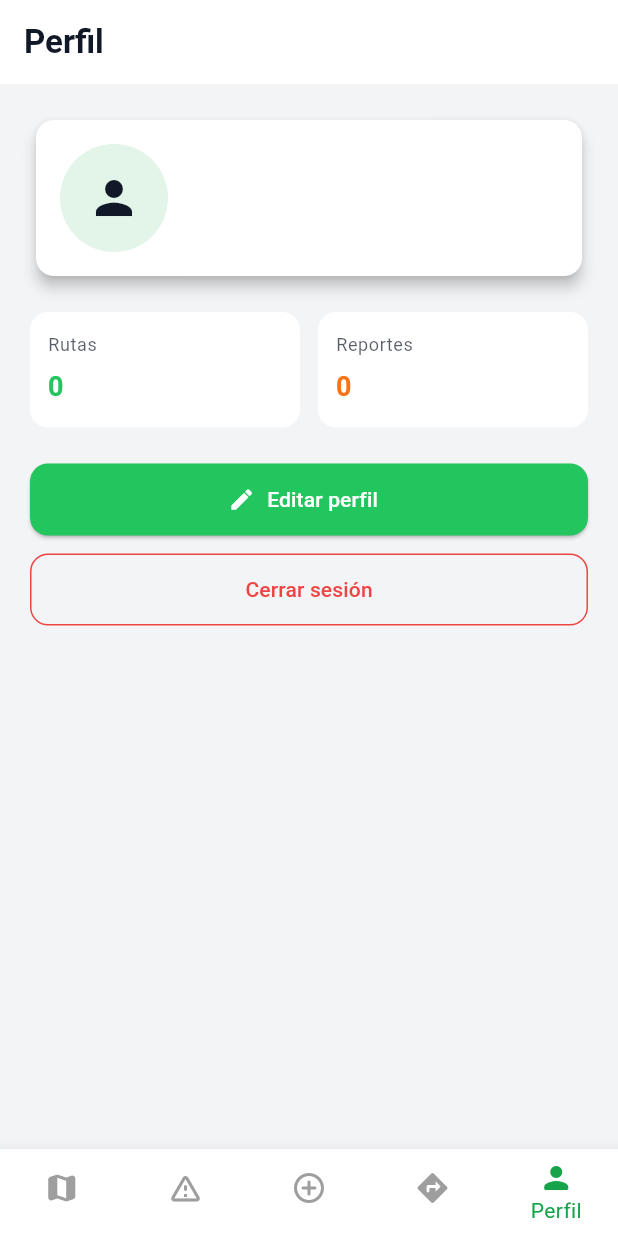
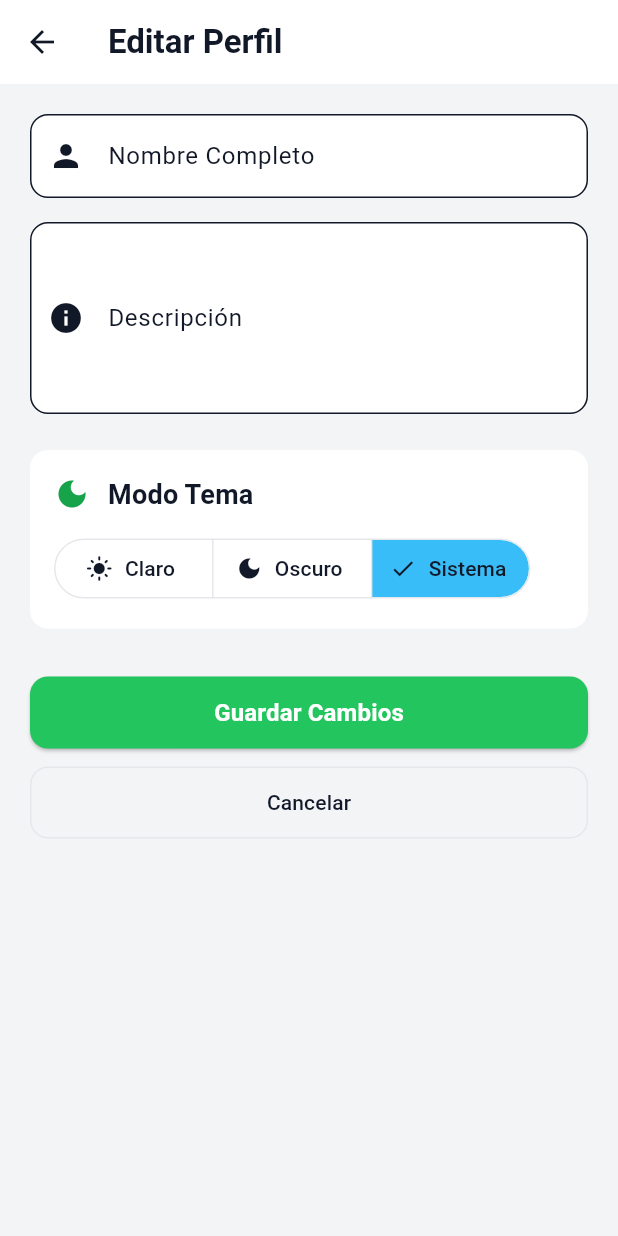
Before and after one commit to MelaSqui/RuteandoBolivia, a Flutter app: the screen it shows once a user with an empty profile is signed in, item 5 of the bottom bar chosen, after a tap on "Editar perfil", on a phone screen of 412 x 824 dp. Run offline on Flutter 3.47's test engine with Material 3 defaults, Android fonts, the phone set to English and light mode, and no system bars; our stand-ins replace flutter_map, geolocator, google_generative_ai, latlong2, supabase_flutter; accounts and stored records are empty.

Commit message:
feat(app):create profile-screen

```diff
--- /dev/null
+++ b/lib/features/profile/presentation/screens/edit_profile_screen.dart
@@ -0,0 +1,236 @@
+import 'package:flutter/material.dart';
+import 'package:supabase_flutter/supabase_flutter.dart';
+import '../../../../theme/app_theme.dart';
+import '../../../../services/theme_service.dart';
+
+class EditProfileScreen extends StatefulWidget {
+  final Map<String, dynamic>? profile;
+
+  const EditProfileScreen({super.key, this.profile});
+
+  @override
+  State<EditProfileScreen> createState() => _EditProfileScreenState();
+}
+
+class _EditProfileScreenState extends State<EditProfileScreen> {
+  late TextEditingController _fullNameController;
+  late TextEditingController _bioController;
+  bool _saving = false;
+
+  @override
+  void initState() {
+    super.initState();
+    _fullNameController = TextEditingController(
+      text: widget.profile?['full_name'] as String? ?? '',
+    );
+    _bioController = TextEditingController(
+      text: widget.profile?['bio'] as String? ?? '',
+    );
+  }
+
+  @override
+  void dispose() {
+    _fullNameController.dispose();
+    _bioController.dispose();
+    super.dispose();
+  }
+
+  Future<void> _saveProfile() async {
+    setState(() => _saving = true);
+    final user = Supabase.instance.client.auth.currentUser;
+    if (user == null) {
+      setState(() => _saving = false);
+      if (mounted) {
+        ScaffoldMessenger.of(context).showSnackBar(
+          const SnackBar(content: Text('Error: Usuario no autenticado')),
+        );
+      }
+      return;
+    }
+
+    try {
+      await Supabase.instance.client
+          .from('profiles')
+          .update({
+            'full_name': _fullNameController.text,
+            'bio': _bioController.text,
+          })
+          .eq('id', user.id);
+
+      if (mounted) {
+        ScaffoldMessenger.of(context).showSnackBar(
+          const SnackBar(
+            content: Text('Perfil actualizado exitosamente'),
+            backgroundColor: AppTheme.positive,
+          ),
+        );
+        Navigator.of(context).pop(true); // Return true to indicate changes
+      }
+    } catch (e) {
+      debugPrint('Error saving profile: $e');
+      if (mounted) {
+        ScaffoldMessenger.of(
+          context,
+        ).showSnackBar(SnackBar(content: Text('Error al guardar: $e')));
+      }
+    }
+
+    if (mounted) setState(() => _saving = false);
+  }
+
+  @override
+  Widget build(BuildContext context) {
+    final theme = Theme.of(context);
+
+    return Scaffold(
+      appBar: AppBar(
+        title: const Text('Editar Perfil'),
+        backgroundColor: theme.appBarTheme.backgroundColor,
+      ),
+      body: SingleChildScrollView(
+        padding: const EdgeInsets.all(20),
+        child: Column(
+          crossAxisAlignment: CrossAxisAlignment.stretch,
+          children: [
+            // Full Name Field
+            TextField(
+              controller: _fullNameController,
+              decoration: InputDecoration(
+                labelText: 'Nombre Completo',
+                hintText: 'Tu nombre completo',
+                border: OutlineInputBorder(
+                  borderRadius: BorderRadius.circular(12),
+                ),
+                prefixIcon: const Icon(Icons.person),
+              ),
+            ),
+            const SizedBox(height: 16),
+
+            // Bio Field
+            TextField(
+              controller: _bioController,
+              maxLines: 4,
+              decoration: InputDecoration(
+                labelText: 'Descripción',
+                hintText: 'Cuéntanos sobre ti...',
+                border: OutlineInputBorder(
+                  borderRadius: BorderRadius.circular(12),
+                ),
+                prefixIcon: const Icon(Icons.info),
+              ),
+            ),
+            const SizedBox(height: 24),
+
+            // Theme Switcher Section
+            Container(
+              padding: const EdgeInsets.all(16),
+              decoration: BoxDecoration(
+                color: theme.colorScheme.surface,
+                borderRadius: BorderRadius.circular(12),
+              ),
+              child: Column(
+                crossAxisAlignment: CrossAxisAlignment.start,
+                children: [
+                  Row(
+                    children: [
+                      Icon(Icons.dark_mode, color: theme.colorScheme.primary),
+                      const SizedBox(width: 12),
+                      Text(
+                        'Modo Tema',
+                        style: theme.textTheme.titleMedium?.copyWith(
+                          fontWeight: FontWeight.w700,
+                        ),
+                      ),
+                    ],
+                  ),
+                  const SizedBox(height: 12),
+                  ValueListenableBuilder<ThemeMode>(
+                    valueListenable: themeService,
+                    builder: (context, currentTheme, _) {
+                      return SegmentedButton<ThemeMode>(
+                        segments: const [
+                          ButtonSegment(
+                            value: ThemeMode.light,
+                            label: Text('Claro'),
+                            icon: Icon(Icons.light_mode),
+                          ),
+                          ButtonSegment(
+                            value: ThemeMode.dark,
+                            label: Text('Oscuro'),
+                            icon: Icon(Icons.dark_mode),
+                          ),
+                          ButtonSegment(
+                            value: ThemeMode.system,
+                            label: Text('Sistema'),
+                            icon: Icon(Icons.settings_brightness),
+                          ),
+                        ],
+                        selected: {currentTheme},
+                        onSelectionChanged: (newSelection) {
+                          themeService.setThemeMode(newSelection.first);
+                        },
+                      );
+                    },
+                  ),
+                ],
+              ),
+            ),
+
+            const SizedBox(height: 32),
+
+            // Save Button
+            SizedBox(
+              height: 48,
+              child: ElevatedButton(
+                onPressed: _saving ? null : _saveProfile,
+                style: ElevatedButton.styleFrom(
+                  backgroundColor: AppTheme.positive,
+                  foregroundColor: Colors.white,
+                  shape: RoundedRectangleBorder(
+                    borderRadius: BorderRadius.circular(12),
+                  ),
+                ),
+                child: _saving
+                    ? const SizedBox(
+                        height: 20,
+                        width: 20,
+                        child: CircularProgressIndicator(
+                          strokeWidth: 2,
+                          valueColor: AlwaysStoppedAnimation<Color>(
+                            Colors.white,
+                          ),
+                        ),
+                      )
+                    : const Text(
+                        'Guardar Cambios',
+                        style: TextStyle(
+                          fontSize: 16,
+                          fontWeight: FontWeight.w700,
+                        ),
+                      ),
+              ),
+            ),
+
+            const SizedBox(height: 12),
+
+            // Cancel Button
+            SizedBox(
+              height: 48,
+              child: OutlinedButton(
+                onPressed: _saving ? null : () => Navigator.pop(context),
+                style: OutlinedButton.styleFrom(
+                  foregroundColor: theme.colorScheme.onSurface,
+                  side: BorderSide(color: theme.colorScheme.outline),
+                  shape: RoundedRectangleBorder(
+                    borderRadius: BorderRadius.circular(12),
+                  ),
+                ),
+                child: const Text('Cancelar'),
+              ),
+            ),
+          ],
+        ),
+      ),
+    );
+  }
+}
--- a/lib/features/profile/presentation/screens/profile_screen.dart
+++ b/lib/features/profile/presentation/screens/profile_screen.dart
@@ -1,6 +1,7 @@
 import 'package:flutter/material.dart';
 import 'package:supabase_flutter/supabase_flutter.dart';
 import '../../../../theme/app_theme.dart';
+import 'edit_profile_screen.dart';
 
 class ProfileScreen extends StatefulWidget {
   const ProfileScreen({super.key});
@@ -59,14 +60,14 @@ class _ProfileScreenState extends State<ProfileScreen> {
   Widget build(BuildContext context) {
     final theme = Theme.of(context);
     final user = Supabase.instance.client.auth.currentUser;
-    final dynamic _nameSource =
+    final dynamic nameSource =
         _profile?['full_name'] ?? user?.userMetadata?['display_name'];
-    final String displayName = _nameSource?.toString() ?? 'Viajero';
+    final String displayName = nameSource?.toString() ?? 'Viajero';
 
-    final dynamic _avatarSource = _profile?['avatar_url'];
-    final String? avatarUrl = _avatarSource == null
+    final dynamic avatarSource = _profile?['avatar_url'];
+    final String? avatarUrl = avatarSource == null
         ? null
-        : _avatarSource.toString();
+        : avatarSource.toString();
 
     return Scaffold(
       appBar: AppBar(
@@ -160,8 +161,17 @@ class _ProfileScreenState extends State<ProfileScreen> {
                   SizedBox(
                     height: 48,
                     child: ElevatedButton.icon(
-                      onPressed: () {
-                        // TODO: navegar a edición de perfil
+                      onPressed: () async {
+                        final result = await Navigator.push<bool>(
+                          context,
+                          MaterialPageRoute(
+                            builder: (context) =>
+                                EditProfileScreen(profile: _profile),
+                          ),
+                        );
+                        if (result == true && mounted) {
+                          _loadProfile();
+                        }
                       },
                       icon: const Icon(Icons.edit),
                       label: const Text('Editar perfil'),
--- a/lib/main.dart
+++ b/lib/main.dart
@@ -1,6 +1,7 @@
 import 'package:flutter/material.dart';
 import 'package:supabase_flutter/supabase_flutter.dart';
 import 'theme/app_theme.dart';
+import 'services/theme_service.dart';
 import 'features/auth/presentation/screens/login_screen.dart';
 import 'features/home/presentation/screens/home_screen.dart';
 
@@ -14,14 +15,11 @@ void main() async {
     throw Exception(
       'Faltan las variables de entorno de Supabase.\n\n'
       'Asegúrate de ejecutar la aplicación con el archivo de configuración:\n'
-      'flutter run -d chrome --dart-define-from-file=backend/.env'
+      'flutter run -d chrome --dart-define-from-file=backend/.env',
     );
   }
 
-  await Supabase.initialize(
-    url: supabaseUrl,
-    anonKey: supabaseAnonKey,
-  );
+  await Supabase.initialize(url: supabaseUrl, anonKey: supabaseAnonKey);
 
   runApp(const RuteandoBoliviaApp());
 }
@@ -31,13 +29,18 @@ class RuteandoBoliviaApp extends StatelessWidget {
 
   @override
   Widget build(BuildContext context) {
+    return ValueListenableBuilder<ThemeMode>(
+      valueListenable: themeService,
+      builder: (context, themeMode, _) {
         return MaterialApp(
           title: 'Ruteando Bolivia',
           debugShowCheckedModeBanner: false,
           theme: AppTheme.lightTheme,
           darkTheme: AppTheme.darkTheme,
-      themeMode: ThemeMode.system,
+          themeMode: themeMode,
           home: const AuthGate(),
+        );
+      },
     );
   }
 }
@@ -92,14 +95,8 @@ class _SplashScreen extends StatelessWidget {
             begin: Alignment.topLeft,
             end: Alignment.bottomRight,
             colors: isDark
-                ? [
-                    const Color(0xFF0A0E14),
-                    const Color(0xFF0F1923),
-                  ]
-                : [
-                    const Color(0xFFE0F2FE),
-                    const Color(0xFFF0FDF4),
-                  ],
+                ? [const Color(0xFF0A0E14), const Color(0xFF0F1923)]
+                : [const Color(0xFFE0F2FE), const Color(0xFFF0FDF4)],
           ),
         ),
         child: Center(
```
Also changed, not shown: lib/services/theme_service.dart (added, +22 -0 lines), 1 other file. Lines whose indentation alone changed are shown as unchanged.
